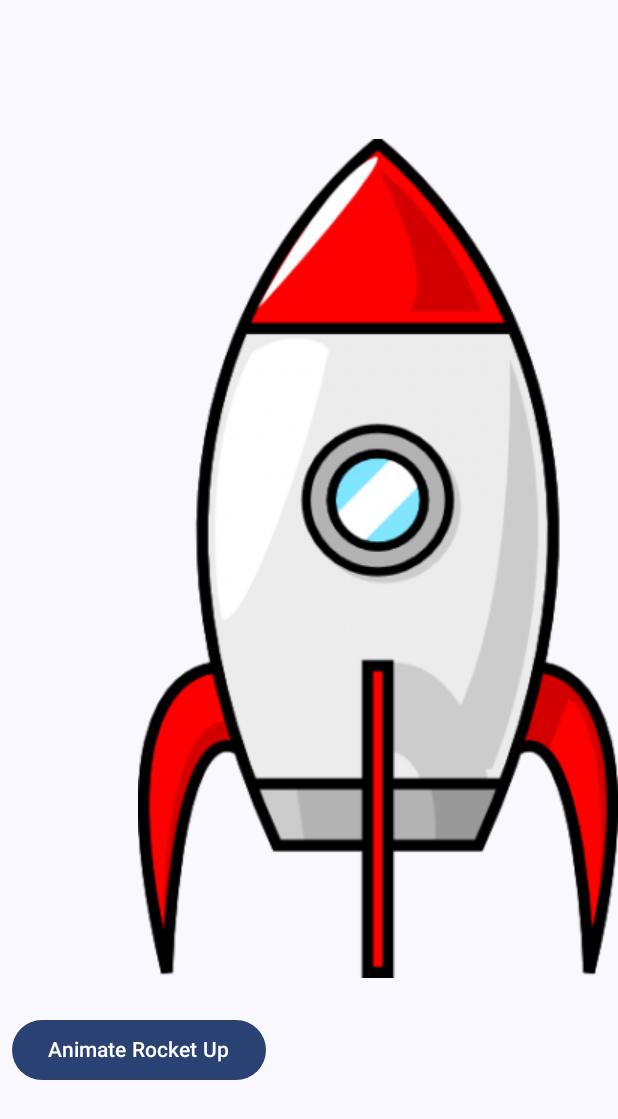
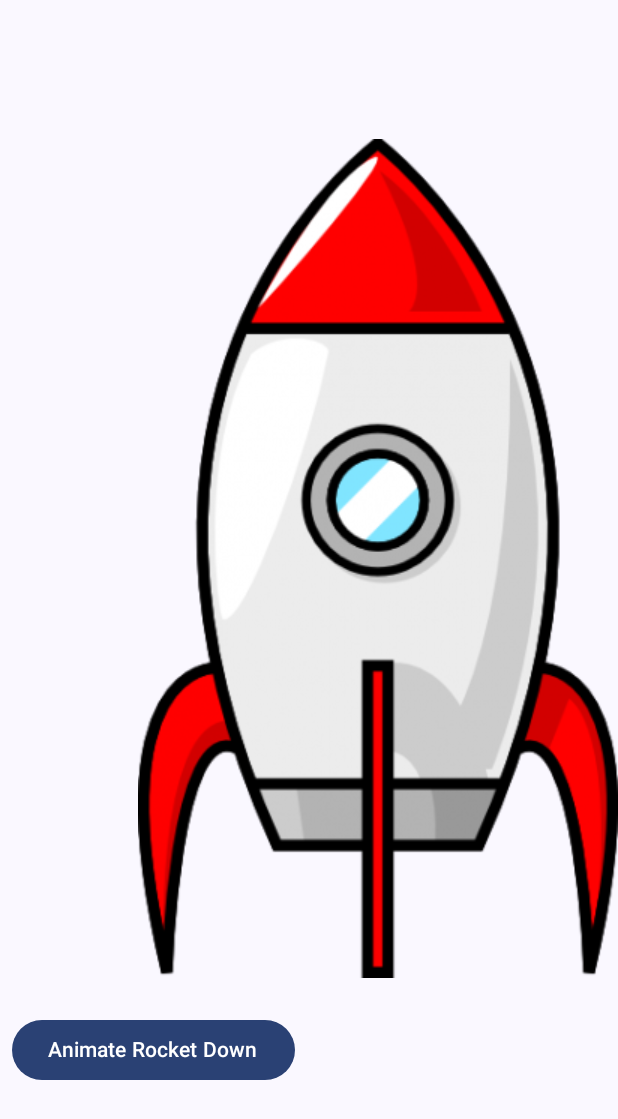
Before and after one commit to Nibha-Maharjan/MAPD721-A3-NibhaMaharjan, an Android app built with Jetpack Compose: the transitionAnimation screen opened through its navigation route, on a phone screen of 412 x 824 dp. Shown: the top 1119 px of the screen. Run offline under Robolectric (Android 15) with nearby library versions, the phone set to English and light mode, and no system bars.

Commit message:
Final Changes

```diff
--- a/app/src/main/java/com/example/mapd721_a3_nibhamaharjan/MainActivity.kt
+++ b/app/src/main/java/com/example/mapd721_a3_nibhamaharjan/MainActivity.kt
@@ -1,3 +1,6 @@
+//Name: Nibha Maharjan
+//StudentID: 301282952
+//Assignment 3
 package com.example.mapd721_a3_nibhamaharjan
 
 import android.os.Bundle
--- a/app/src/main/java/com/example/mapd721_a3_nibhamaharjan/ScaleAnimationPage.kt
+++ b/app/src/main/java/com/example/mapd721_a3_nibhamaharjan/ScaleAnimationPage.kt
@@ -34,7 +34,7 @@ fun ScaleAnimationPage() {
                     isScaled = !isScaled
                 },
                 modifier = Modifier
-                    .size(200.dp * scaleFactor) // Adjust the size based on scaleFactor
+                    .size(200.dp * scaleFactor)
             ) {
                 Text(text = "Scale Button")
             }
--- a/app/src/main/java/com/example/mapd721_a3_nibhamaharjan/TransitionAnimationPage.kt
+++ b/app/src/main/java/com/example/mapd721_a3_nibhamaharjan/TransitionAnimationPage.kt
@@ -45,7 +45,7 @@ fun TransitionAnimationPage() {
                 modifier = Modifier.padding(8.dp)
                     .align(Alignment.Start)
             ) {
-                Text(text = if (isRocketAtTop) "Animate Rocket Down" else "Animate Rocket Up")
+                Text(text = if (isRocketAtTop) "Animate Rocket Up" else "Animate Rocket Down")
             }
         }
     }
```
